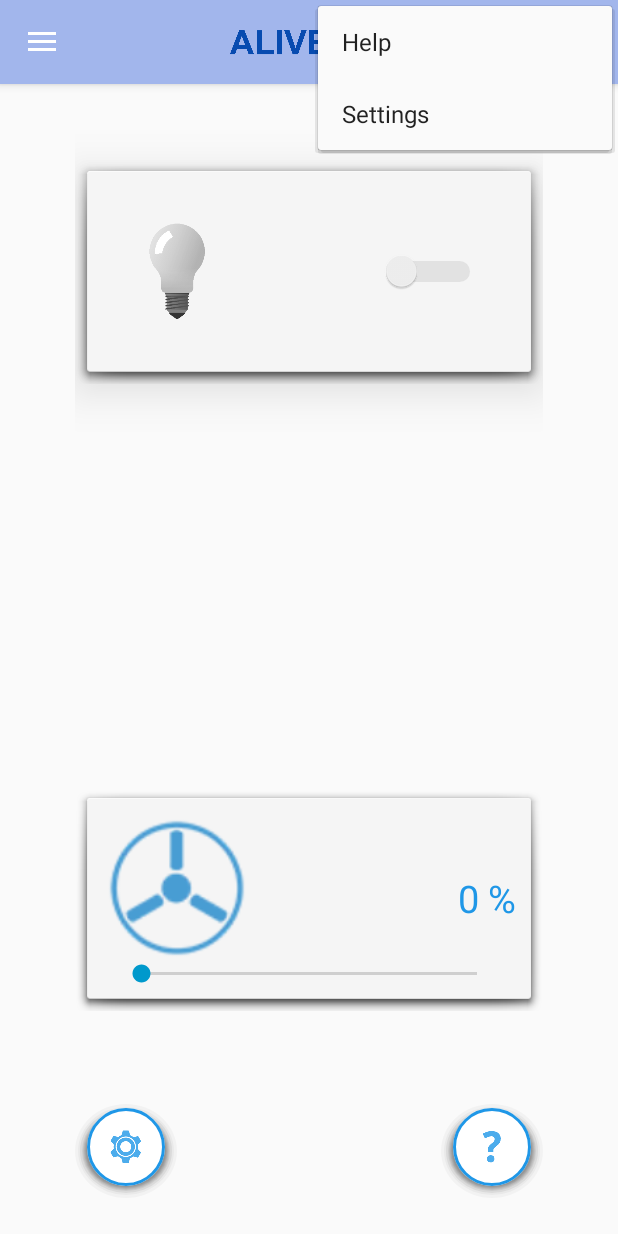
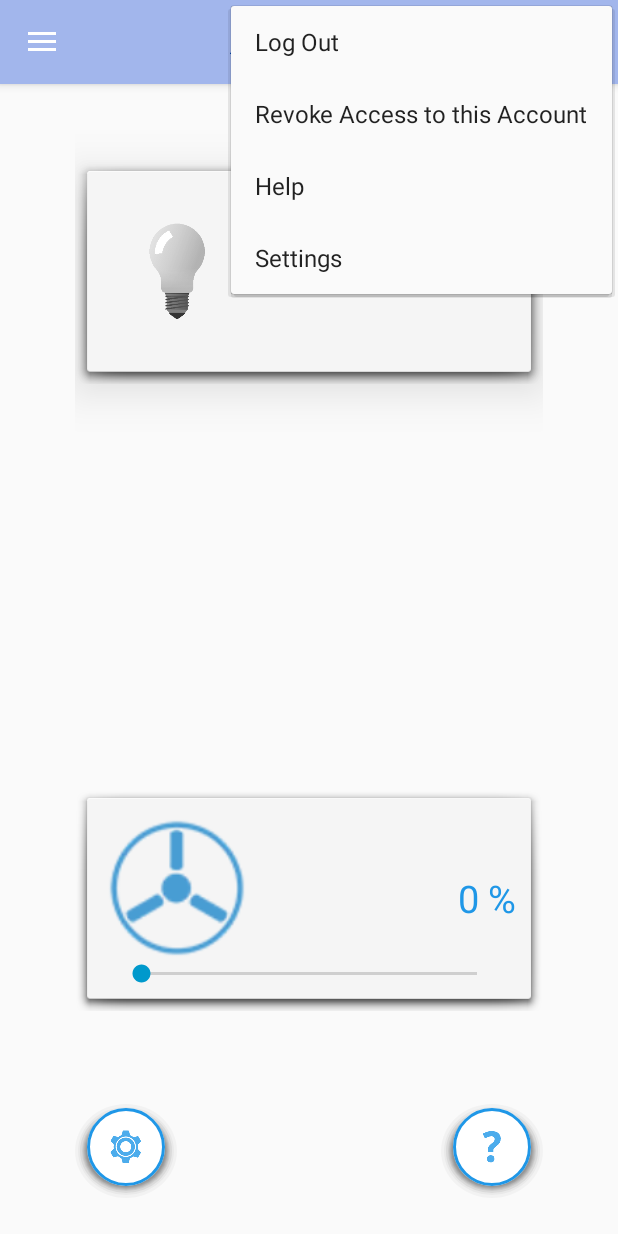
Before and after one commit to Rahulrkr1996/AliveDemo, an Android app: the MainActivity screen opened directly, with no data from a screen before it, with the options menu open, on a phone screen of 412 x 824 dp. Run offline under Robolectric (Android 15) with nearby library versions, the phone set to English and light mode, and no system bars.

Commit message:
UI Done with G+Sign in

```diff
--- a/app/src/main/java/com/android/rahulrkr/www/alivedemoapp/MainActivity.java
+++ b/app/src/main/java/com/android/rahulrkr/www/alivedemoapp/MainActivity.java
@@ -1,6 +1,7 @@
 package com.android.rahulrkr.www.alivedemoapp;
 
 import android.content.Context;
+import android.content.Intent;
 import android.content.SharedPreferences;
 import android.graphics.Bitmap;
 import android.graphics.BitmapFactory;
@@ -26,8 +27,15 @@ import android.widget.ImageView;
 import android.widget.SeekBar;
 import android.widget.Switch;
 import android.widget.TextView;
+import android.widget.Toast;
 
+import com.android.rahulrkr.www.alivedemoapp.Constants.LoginConstants;
 import com.bumptech.glide.Glide;
+import com.google.android.gms.auth.api.Auth;
+import com.google.android.gms.auth.api.signin.GoogleSignInOptions;
+import com.google.android.gms.common.api.GoogleApiClient;
+import com.google.android.gms.common.api.ResultCallback;
+import com.google.android.gms.common.api.Status;
 
 import java.io.File;
 import java.io.FileInputStream;
@@ -36,7 +44,7 @@ import java.io.FileNotFoundException;
 public class MainActivity extends AppCompatActivity
         implements NavigationView.OnNavigationItemSelectedListener {
 
-    private ImageButton home_settings,home_help;
+    private ImageButton home_settings, home_help;
     private ImageView home_bulb_image;
     private Switch home_bulb_toggle;
     private TextView home_bulb_text;
@@ -46,6 +54,7 @@ public class MainActivity extends AppCompatActivity
 
     private ImageView home_nav_header_image;
     private TextView home_nav_header_name;
+    private GoogleApiClient mGoogleApiClient;
 
     @Override
     protected void onCreate(Bundle savedInstanceState) {
@@ -63,24 +72,24 @@ public class MainActivity extends AppCompatActivity
         NavigationView navigationView = (NavigationView) findViewById(R.id.nav_view);
         navigationView.setNavigationItemSelectedListener(this);
 
-        home_settings = (ImageButton)findViewById(R.id.home_settings);
-        home_help = (ImageButton)findViewById(R.id.home_help);
-        home_bulb_image = (ImageView)findViewById(R.id.home_bulb_image);
-        home_bulb_toggle = (Switch)findViewById(R.id.home_bulb_toggle_button);
-        home_fan_image = (ImageView)findViewById(R.id.home_fan_image);
-        home_fan_seekbar = (SeekBar)findViewById(R.id.home_fan_seekbar);
-        home_fan_speed = (TextView)findViewById(R.id.home_fan_speed);
+        home_settings = (ImageButton) findViewById(R.id.home_settings);
+        home_help = (ImageButton) findViewById(R.id.home_help);
+        home_bulb_image = (ImageView) findViewById(R.id.home_bulb_image);
+        home_bulb_toggle = (Switch) findViewById(R.id.home_bulb_toggle_button);
+        home_fan_image = (ImageView) findViewById(R.id.home_fan_image);
+        home_fan_seekbar = (SeekBar) findViewById(R.id.home_fan_seekbar);
+        home_fan_speed = (TextView) findViewById(R.id.home_fan_speed);
 
         View headerView = navigationView.inflateHeaderView(R.layout.nav_header_main);
 
-        home_nav_header_image = (ImageView)headerView.findViewById(R.id.home_nav_header_img);
-        home_nav_header_name = (TextView)headerView.findViewById(R.id.home_nav_header_name);
+        home_nav_header_image = (ImageView) headerView.findViewById(R.id.home_nav_header_img);
+        home_nav_header_name = (TextView) headerView.findViewById(R.id.home_nav_header_name);
 
         SharedPreferences sharedPref = getSharedPreferences("userInfo", Context.MODE_PRIVATE);
-        String name = sharedPref.getString("user_name","");
-        String photo_url = sharedPref.getString("user_photo_url","");
-
-        home_nav_header_image.setImageBitmap(loadImageFromStorage(photo_url));
+        String name = sharedPref.getString("user_name", "");
+//        String photo_url = sharedPref.getString("user_photo_url","");
+//
+//        home_nav_header_image.setImageBitmap(loadImageFromStorage(photo_url));
         home_nav_header_name.setText(name);
 
         home_settings.setOnClickListener(new View.OnClickListener() {
@@ -103,9 +112,9 @@ public class MainActivity extends AppCompatActivity
             public void onCheckedChanged(CompoundButton buttonView, boolean isChecked) {
                 home_bulb_toggle.setChecked(isChecked);
 
-                if(isChecked==true){
+                if (isChecked == true) {
                     home_bulb_image.setImageResource(R.drawable.bulb_on);
-                }else {
+                } else {
                     home_bulb_image.setImageResource(R.drawable.bulb_off);
                 }
             }
@@ -114,10 +123,10 @@ public class MainActivity extends AppCompatActivity
         home_bulb_image.setOnClickListener(new View.OnClickListener() {
             @Override
             public void onClick(View v) {
-               if(home_bulb_toggle.isChecked()){
+                if (home_bulb_toggle.isChecked()) {
                     home_bulb_toggle.setChecked(false);
                     home_bulb_image.setImageResource(R.drawable.bulb_off);
-               }else{
+                } else {
                     home_bulb_toggle.setChecked(true);
                     home_bulb_image.setImageResource(R.drawable.bulb_on);
                 }
@@ -127,18 +136,18 @@ public class MainActivity extends AppCompatActivity
         home_fan_seekbar.setOnSeekBarChangeListener(new SeekBar.OnSeekBarChangeListener() {
             @Override
             public void onProgressChanged(SeekBar seekBar, int progress, boolean fromUser) {
-                home_fan_speed.setText(String.valueOf(progress*20)+" %");
-                if(progress==0){
+                home_fan_speed.setText(String.valueOf(progress * 20) + " %");
+                if (progress == 0) {
                     home_fan_image.setImageResource(R.drawable.ic_home_fan);
-                }else if(progress==1){
+                } else if (progress == 1) {
                     home_fan_image.setImageResource(R.drawable.ic_home_fan1);
-                }else if(progress==2){
+                } else if (progress == 2) {
                     home_fan_image.setImageResource(R.drawable.ic_home_fan2);
-                }else if(progress==3){
+                } else if (progress == 3) {
                     home_fan_image.setImageResource(R.drawable.ic_home_fan3);
-                }else if(progress==4){
+                } else if (progress == 4) {
                     home_fan_image.setImageResource(R.drawable.ic_home_fan4);
-                }else if(progress==5){
+                } else if (progress == 5) {
                     home_fan_image.setImageResource(R.drawable.ic_home_fan5);
                 }
             }
@@ -155,24 +164,53 @@ public class MainActivity extends AppCompatActivity
         });
     }
 
-    private Bitmap loadImageFromStorage(String path)
-    {
-        Bitmap b = null;
-        try {
-            File f=new File(path, "ProfilePic.jpg");
-            b = BitmapFactory.decodeStream(new FileInputStream(f));
-            return b;
+    @Override
+    protected void onStart() {
+        GoogleSignInOptions gso = new GoogleSignInOptions.Builder(GoogleSignInOptions.DEFAULT_SIGN_IN)
+                .requestEmail()
+                .build();
+        mGoogleApiClient = new GoogleApiClient.Builder(this)
+                .addApi(Auth.GOOGLE_SIGN_IN_API, gso)
+                .build();
+        mGoogleApiClient.connect();
+        super.onStart();
     }
-        catch (FileNotFoundException e)
-        {
-            // Setting default image
-            Drawable myDrawable = getResources().getDrawable(R.drawable.ic_profile_pic);
-            Bitmap anImage = ((BitmapDrawable) myDrawable).getBitmap();
-            e.printStackTrace();
 
-            return anImage;
+    @Override
+    public boolean onOptionsItemSelected(MenuItem item) {
+        int id = item.getItemId();
+
+        if (id == R.id.action_settings) {
+            return true;
+        } else if (id == R.id.action_help) {
+
+        } else if (id == R.id.action_sign_out) {
+            Auth.GoogleSignInApi.signOut(mGoogleApiClient).setResultCallback(
+                    new ResultCallback<Status>() {
+                        @Override
+                        public void onResult(Status status) {
+                            Toast.makeText(getApplicationContext(), "Logged Out", Toast.LENGTH_SHORT).show();
+                            Intent i = new Intent(getApplicationContext(), LoginActivity.class);
+                            startActivity(i);
+                            finish();
                         }
+                    });
+        } else if (id == R.id.action_revoke_access) {
+            Auth.GoogleSignInApi.revokeAccess(mGoogleApiClient).setResultCallback(
+                    new ResultCallback<Status>() {
+                        @Override
+                        public void onResult(Status status) {
+                            Toast.makeText(getApplicationContext(), "Access Revoked", Toast.LENGTH_SHORT).show();
+                            Intent i = new Intent(getApplicationContext(), LoginActivity.class);
+                            startActivity(i);
+                            finish();
+                            // [END_EXCLUDE]
                         }
+                    });
+        }
+        return super.onOptionsItemSelected(item);
+    }
+
 
     @Override
     public void onBackPressed() {
@@ -191,23 +229,7 @@ public class MainActivity extends AppCompatActivity
         return true;
     }
 
-    @Override
-    public boolean onOptionsItemSelected(MenuItem item) {
-        // Handle action bar item clicks here. The action bar will
-        // automatically handle clicks on the Home/Up button, so long
-        // as you specify a parent activity in AndroidManifest.xml.
-        int id = item.getItemId();
 
-        //noinspection SimplifiableIfStatement
-        if (id == R.id.action_settings) {
-            return true;
-        }
-
-        return super.onOptionsItemSelected(item);
-    }
-
-    @SuppressWarnings("StatementWithEmptyBody")
-    @Override
     public boolean onNavigationItemSelected(MenuItem item) {
         // Handle navigation view item clicks here.
         int id = item.getItemId();
@@ -226,4 +248,24 @@ public class MainActivity extends AppCompatActivity
         drawer.closeDrawer(GravityCompat.START);
         return true;
     }
+
+
+//    private Bitmap loadImageFromStorage(String path) {
+//        Bitmap b = null;
+//        try {
+//            File f=new File(path, "ProfilePic.jpg");
+//            b = BitmapFactory.decodeStream(new FileInputStream(f));
+//            return b;
+//        }
+//        catch (FileNotFoundException e)
+//        {
+//            // Setting default image
+//            Drawable myDrawable = getResources().getDrawable(R.drawable.ic_profile_pic);
+//            Bitmap anImage = ((BitmapDrawable) myDrawable).getBitmap();
+//            e.printStackTrace();
+//
+//            return anImage;
+//        }
+//    }
+
 }
--- a/app/src/main/java/com/android/rahulrkr/www/alivedemoapp/StartScreen.java
+++ b/app/src/main/java/com/android/rahulrkr/www/alivedemoapp/StartScreen.java
@@ -31,6 +31,6 @@ public class StartScreen extends AppCompatActivity {
                 overridePendingTransition(R.anim.fade_in,R.anim.fade_out);
                 finish();
             }
-        }, 2000);
+        }, 1000);
     }
 }
--- a/app/src/main/res/menu/main.xml
+++ b/app/src/main/res/menu/main.xml
@@ -11,4 +11,15 @@
         android:orderInCategory="99"
         android:title="Help"
         app:showAsAction="never" />
+    <item
+        android:id="@+id/action_sign_out"
+        android:orderInCategory="97"
+        android:title="Log Out"
+        app:showAsAction="never" />
+    <item
+        android:id="@+id/action_revoke_access"
+        android:orderInCategory="98"
+        android:title="Revoke Access to this Account"
+        app:showAsAction="never" />
+
 </menu>
--- a/app/src/main/res/values/strings.xml
+++ b/app/src/main/res/values/strings.xml
@@ -1,5 +1,5 @@
 <resources>
-    <string name="app_name">Alive Homes</string>
+    <string name="app_name">Alive Homes Test</string>
 
     <string name="navigation_drawer_open">Open navigation drawer</string>
     <string name="navigation_drawer_close">Close navigation drawer</string>
```
Also changed, not shown: app/src/main/java/com/android/rahulrkr/www/alivedemoapp/Constants/LoginConstants.java (added, +11 -0 lines), app/src/main/java/com/android/rahulrkr/www/alivedemoapp/LoginActivity.java (+74 -100 lines). Lines whose indentation alone changed are shown as unchanged.
